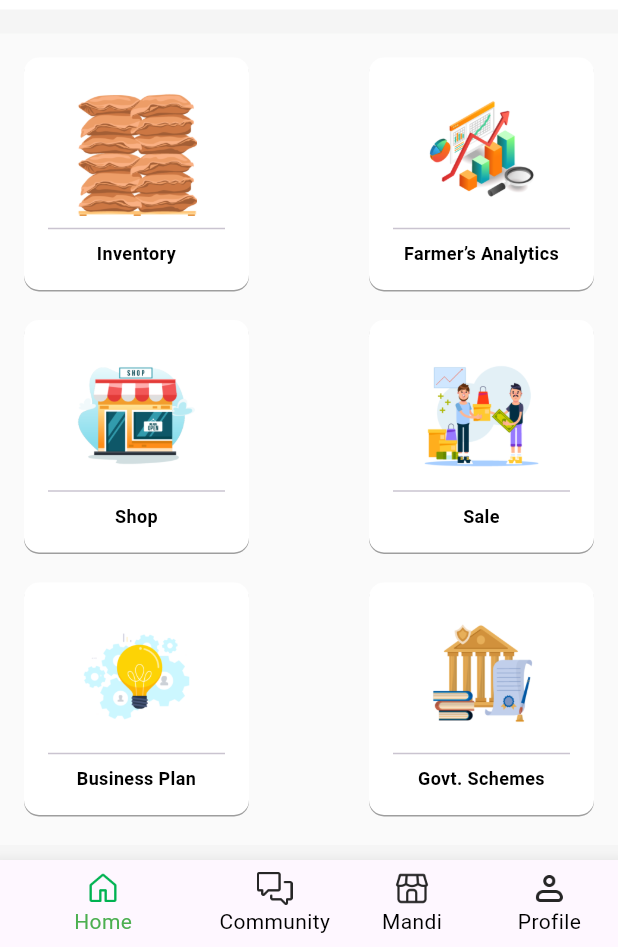
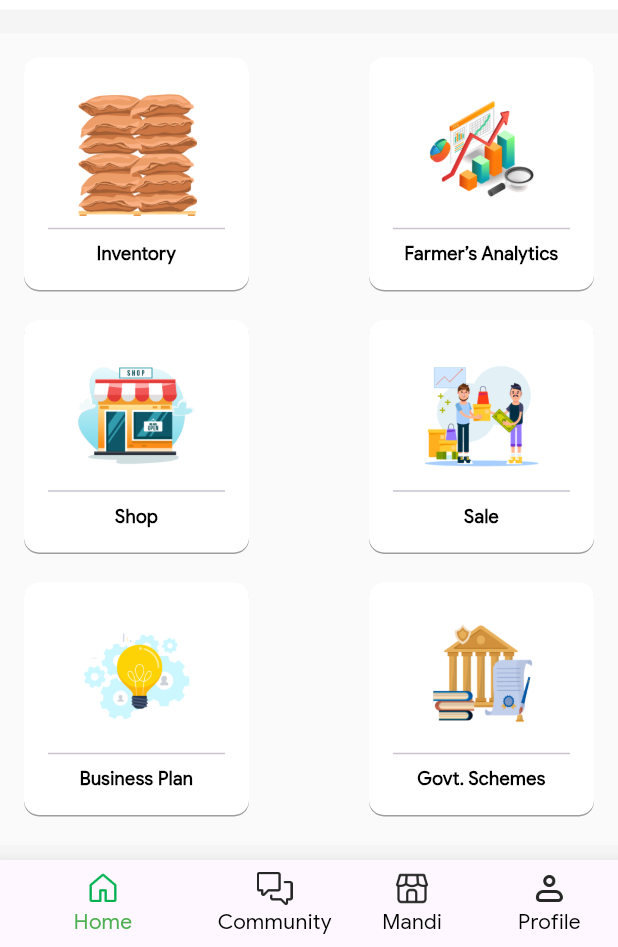
Before and after one commit to Vikank/agrisarathi, a Flutter app: the FpoHomeScreen screen opened directly, on a phone screen of 412 x 824 dp. Shown: the part 289-1236 px from the top of the screen. Run offline on Flutter 3.47's test engine with Material 3 defaults, Android fonts, the phone set to English and light mode, and no system bars; drawn by our look-alikes of carousel_slider; our stand-ins replace audioplayers, cached_network_image, chewie, flutter_secure_storage, fluttertoast, get and 8 more; missing offline and left inert: dart:ffi, tutorial_coach_mark, video_compress, video_thumbnail; accounts and stored records are empty.

Commit message:
pop and text font family is done.

```diff
--- a/lib/screens/fpo/auth/address_detail.dart
+++ b/lib/screens/fpo/auth/address_detail.dart
@@ -166,7 +166,7 @@ class AddressDetail extends StatelessWidget {
               controller.updateFpoDetail(selectedCrops, phoneNumber, registrationId, establishedDate);
             }, widget: controller.loading.value ? progressIndicator() : Text(
               "SAVE",
-              style: TextStyle(fontFamily: 'Roboto',
+              style: TextStyle(fontFamily: 'GoogleSans',
                   fontSize: 15,
                   fontWeight: FontWeight.w500),
             ),),
--- a/lib/screens/fpo/auth/login_screen.dart
+++ b/lib/screens/fpo/auth/login_screen.dart
@@ -79,7 +79,7 @@ class LoginScreen extends StatelessWidget {
                               : Text(
                                   "Login",
                                   style: TextStyle(
-                                      fontFamily: 'Roboto',
+                                      fontFamily: 'GoogleSans',
                                       fontSize: 15,
                                       fontWeight: FontWeight.w500),
                                 ),
--- a/lib/screens/fpo/auth/otp_screen.dart
+++ b/lib/screens/fpo/auth/otp_screen.dart
@@ -262,7 +262,7 @@ class OtpScreen extends StatefulWidget {
                             : onButtonPressed,
                         widget: loading ? progressIndicator() : Text(
                           "VERIFY OTP",
-                          style: TextStyle(fontFamily: 'Roboto', fontSize: 15, fontWeight: FontWeight.w500),
+                          style: TextStyle(fontFamily: 'GoogleSans', fontSize: 15, fontWeight: FontWeight.w500),
                         ),),
                       CustomTextButton(buttonText: "CHANGE PHONE", buttonColor: Color(0xff00B251), size: 14, onPress: (){
                         Get.back();
--- a/lib/screens/fpo/auth/update_profile_screen.dart
+++ b/lib/screens/fpo/auth/update_profile_screen.dart
@@ -127,7 +127,7 @@ class UpdateProfileScreen extends StatelessWidget {
               Get.to(AddressDetail(selectedCrops, controller.phoneController.text, controller.registrationId.text, controller.establishedDate.text));
             }, widget: controller.loading.value ? progressIndicator() : Text(
               "Next",
-              style: TextStyle(fontFamily: 'Roboto',
+              style: TextStyle(fontFamily: 'GoogleSans',
                   fontSize: 15,
                   fontWeight: FontWeight.w500),
             ),),
--- a/lib/screens/fpo/dashboard/fpo_dashboard_widget.dart
+++ b/lib/screens/fpo/dashboard/fpo_dashboard_widget.dart
@@ -170,7 +170,7 @@ class DashboardWidget extends StatelessWidget {
                     Column(
                       crossAxisAlignment: CrossAxisAlignment.start,
                       children: [
-                        Text("Helpline Numbers", style: TextStyle(fontWeight: FontWeight.bold, fontSize: 14, fontFamily: 'Roboto'),),
+                        Text("Helpline Numbers", style: TextStyle(fontWeight: FontWeight.bold, fontSize: 14, fontFamily: 'GoogleSans'),),
                         Text("All the Govt. helpline numbers", style: Theme.of(context).textTheme.displaySmall?.copyWith(color: Colors.black, fontWeight: FontWeight.w500),),
                       ],
                     ),
--- a/lib/screens/fpo/dashboard/fpo_home_screen.dart
+++ b/lib/screens/fpo/dashboard/fpo_home_screen.dart
@@ -130,11 +130,11 @@ class FpoHomeScreen extends StatelessWidget {
           selectedLabelStyle: TextStyle(color: Colors.green,
               fontSize: 14,
               fontWeight: FontWeight.w400,
-              fontFamily: 'Roboto'),
+              fontFamily: 'GoogleSans'),
           unselectedLabelStyle: TextStyle(color: Colors.black,
               fontSize: 14,
               fontWeight: FontWeight.w400,
-              fontFamily: 'Roboto'),
+              fontFamily: 'GoogleSans'),
           onTap: controller.updateSelectedIndex,
         );
       }),
--- a/lib/widgets/custom_home_card.dart
+++ b/lib/widgets/custom_home_card.dart
@@ -30,7 +30,7 @@ Widget CustomHomeCard(
         Text(
           cardName,
           textAlign: TextAlign.center,
-          style: TextStyle(fontWeight: FontWeight.bold,color: Colors.black, fontSize: 12, fontFamily: 'Roboto'),
+          style: TextStyle(fontWeight: FontWeight.bold,color: Colors.black, fontSize: 12, fontFamily: 'GoogleSans'),
         ),
       ],
     ),
--- a/lib/widgets/textfield_heading_text.dart
+++ b/lib/widgets/textfield_heading_text.dart
@@ -13,7 +13,7 @@ class TextfieldHeadingText extends StatelessWidget {
       style: TextStyle(
           color: ColorConstants.fieldNameColor,
           fontSize: 12,
-          fontFamily: 'Roboto',
+          fontFamily: 'GoogleSans',
           fontWeight: FontWeight.w400),
     );
   }
```
